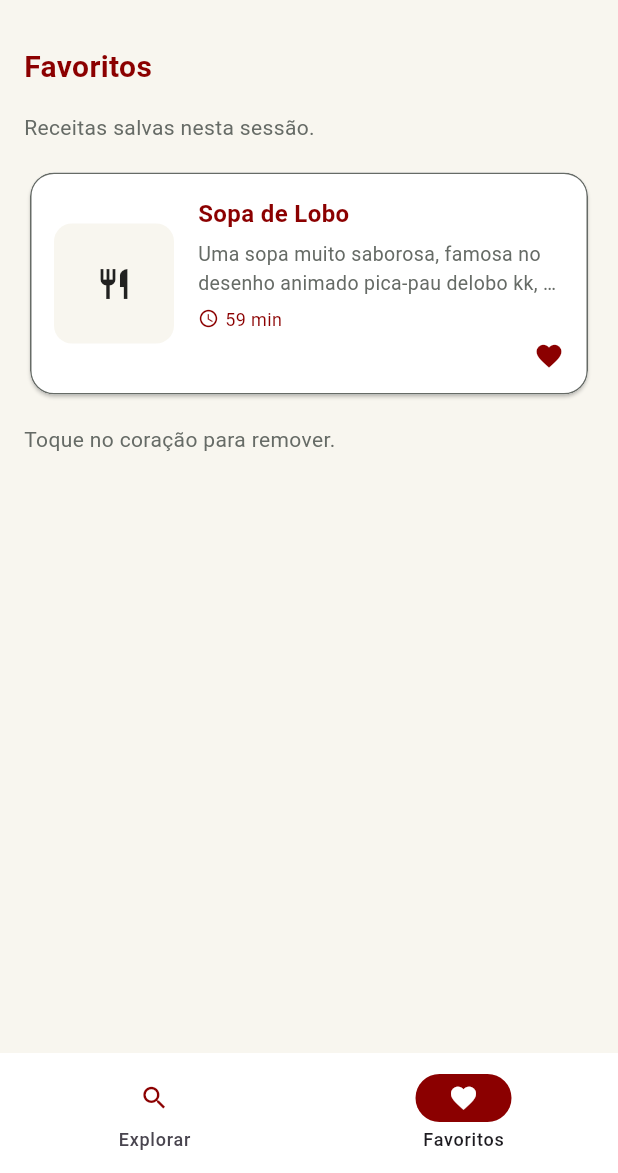
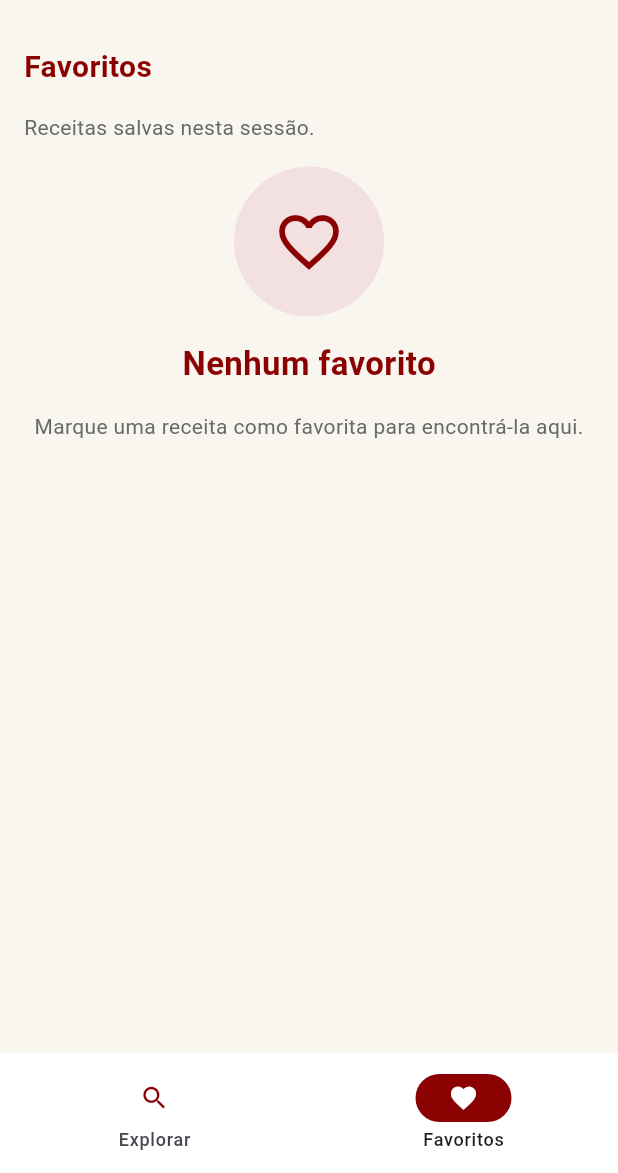
Before and after one commit to PedroAnt06/Flutter-ReceitaHub, a Flutter app: the screen it shows after launch, item 2 of the bottom bar chosen, on a phone screen of 412 x 824 dp, the part 63-1236 px from its top. Run offline on Flutter 3.47's test engine with Material 3 defaults, Android fonts, the phone set to English and light mode, and no system bars; network calls fail.

Commit message:
feat: added favorites saving

```diff
--- /dev/null
+++ b/lib/favoritos.dart
@@ -0,0 +1,20 @@
+// aqui ficam as receitas favoritas
+// como a lista esta fora de qualquer tela, todas as telas que importam esse arquivo enxergam a mesma
+// fica so na memoria: ao fechar o app a lista volta a ficar vazia
+List favoritas = [];
+
+// diz se a receita ja esta nos favoritos
+// compara pelo id porque a API pode mandar a mesma receita de novo (outro objeto, mesmo id)
+// any = "alguma da lista": da true se encontrar pelo menos uma com o mesmo id
+bool ehFavorita(Map receita) {
+  return favoritas.any((favorita) => favorita['id'] == receita['id']);
+}
+
+// clicou no coracao: se ja era favorita tira da lista, se nao era coloca
+void alternarFavorita(Map receita) {
+  if (ehFavorita(receita)) {
+    favoritas.removeWhere((favorita) => favorita['id'] == receita['id']);
+  } else {
+    favoritas.add(receita);
+  }
+}
--- a/lib/screens/tela_favoritos.dart
+++ b/lib/screens/tela_favoritos.dart
@@ -1,13 +1,19 @@
 import 'package:flutter/material.dart';
+import 'package:receita_hub/favoritos.dart';
 
 import '../theme/cores.dart';
-import 'tela_detalhe.dart';
 
 // aba Favoritos: so o corpo da tela, a appbar e a navbar ficam na tela principal
-// por enquanto mostra uma receita fixa (depois vai mostrar so as favoritas de verdade)
-class TelaFavoritos extends StatelessWidget{
+// mostra as receitas que foram favoritadas na tela Explorar (lista do arquivo favoritos.dart)
+// StatefulWidget porque a tela muda quando tira uma receita dos favoritos
+class TelaFavoritos extends StatefulWidget{
   const TelaFavoritos({super.key});
 
+  @override
+  State<TelaFavoritos> createState() => _TelaFavoritosState();
+}
+
+class _TelaFavoritosState extends State<TelaFavoritos> {
   @override
   Widget build(BuildContext context) {
     return SingleChildScrollView(
@@ -27,22 +33,47 @@ class TelaFavoritos extends StatelessWidget{
                 style: TextStyle(fontSize: 14, color: grey)
             ),
 
-            // mesmo card da tela Explorar, so que com o coracao cheio
+            // 1) nenhuma favorita ainda: mostra a mensagem
+            if (favoritas.isEmpty)
+              Center(
+                child: Column(
+                  spacing: 16,
+                  children: [
+
+                    // circulo com o icone
+                    Container(
+                      width: 100,
+                      height: 100,
+                      decoration: const BoxDecoration(
+                        color: rosaClaro,
+                        shape: BoxShape.circle,
+                      ),
+                      child: const Icon(Icons.favorite_border_outlined, size: 48, color: primary),
+                    ),
+
+                    Text(
+                        'Nenhum favorito',
+                        style: TextStyle(fontSize: 22, color: primary, fontWeight: FontWeight.bold)
+                    ),
+                    Text(
+                        'Marque uma receita como favorita para encontrá-la aqui.',
+                        textAlign: TextAlign.center,
+                        style: TextStyle(fontSize: 14, color: grey)
+                    ),
+                  ],
+                ),
+              ),
+
+            // 2) tem favoritas: um card pra cada uma (mesmo card da tela Explorar)
+            // quando a lista esta vazia o for nao mostra nada
+            for (final receita in favoritas)
               Card(
                 color: white,
-              clipBehavior: Clip.antiAlias,
+                clipBehavior: Clip.antiAlias, // a foto fica dentro da borda arredondada
                 shape: RoundedRectangleBorder(
                   borderRadius: BorderRadius.circular(16),
                   side: const BorderSide(color: grey),
                 ),
-
-              child: InkWell(
-                onTap: () {
-                  Navigator.push(
-                    context,
-                    MaterialPageRoute(builder: (context) => const TelaDetalhe()),
-                  );
-                },
 
                 child: Padding(
                   padding: const EdgeInsets.symmetric(horizontal: 16, vertical: 16),
@@ -50,14 +81,24 @@ class TelaFavoritos extends StatelessWidget{
                     spacing: 16,
                     children: [
 
-                      Container(
+                      //Foto da receita (vem da API pelo endereco que esta em receita['image'])
+                      ClipRRect(
+                        borderRadius: BorderRadius.circular(12),
+                        child: Image.network(
+                          receita['image'],
                           width: 80,
                           height: 80,
-                        decoration: BoxDecoration(
+                          fit: BoxFit.cover,
+                          // se a foto nao carregar mostra o iconzinho
+                          errorBuilder: (context, error, stackTrace) {
+                            return Container(
+                              width: 80,
+                              height: 80,
                               color: background,
-                          borderRadius: BorderRadius.circular(12),
+                              child: const Icon(Icons.restaurant),
+                            );
+                          },
                         ),
-                        child: const Icon(Icons.restaurant)
                       ),
 
                       Expanded(
@@ -65,31 +106,47 @@ class TelaFavoritos extends StatelessWidget{
                             spacing: 6,
                             crossAxisAlignment: CrossAxisAlignment.start,
                             children: [
-                              const Text(
-                                'Sopa de Lobo',
+                              Text(
+                                receita['name'],
                                 style: TextStyle(fontSize: 16, color: secondary, fontWeight: FontWeight.bold ),
                               ),
-                              const Text(
-                                'Uma sopa muito saborosa, famosa no desenho animado pica-pau delobo kk, e isso é maravilhosamente extraordinariamente gostoso',
+                              Text(
+                                '${receita['cuisine']} • ${receita['difficulty']}',
                                 style: TextStyle(fontSize: 13, color: grey ),
                                 maxLines: 2,
                                 overflow: TextOverflow.ellipsis,
                               ),
-                              const Row(
+                              Row(
                                 spacing: 4,
                                 children: [
                                   Icon(Icons.access_time, size: 14, color: primary,),
                                   Text(
-                                      '59 min',
+                                      '${receita['prepTimeMinutes'] + receita['cookTimeMinutes']} min',
                                       style: TextStyle(fontSize: 12, color: primary),
                                   ),
                                 ],
                               ),
-                              const Row(
+                              Row(
                                 spacing: 4,
                                 children: [
+                                  Icon(Icons.star, size: 14, color: primary,),
+                                  Text(
+                                      '${receita['rating']}',
+                                      style: TextStyle(fontSize: 12, color: primary),
+                                  ),
                                   Spacer(),
-                                  Icon(Icons.favorite, size: 20, color: primary,), // coracao cheio = favorita
+
+                                  // coracao cheio: clicou, tira dos favoritos e o card some da lista
+                                  IconButton(
+                                    onPressed: () {
+                                      setState(() {
+                                        alternarFavorita(receita);
+                                      });
+                                    },
+                                    padding: const EdgeInsets.all(4),
+                                    constraints: const BoxConstraints(),
+                                    icon: Icon(Icons.favorite, size: 20, color: primary),
+                                  ),
                                 ],
                               )
                             ],
@@ -99,8 +156,9 @@ class TelaFavoritos extends StatelessWidget{
                   ),
                 ),
               ),
-            ),
 
+            // o aviso so aparece se tiver alguma favorita
+            if (favoritas.isNotEmpty)
               Text(
                   'Toque no coração para remover.',
                   style: TextStyle(fontSize: 14, color: grey)
--- a/lib/screens/tela_inicial.dart
+++ b/lib/screens/tela_inicial.dart
@@ -1,4 +1,5 @@
 import 'package:flutter/material.dart';
+import 'package:receita_hub/favoritos.dart';
 import 'package:receita_hub/request.dart';
 import 'package:receita_hub/screens/tela_pesquisa.dart';
 import '../theme/cores.dart';
@@ -256,7 +257,24 @@ class _TelaInicialState extends State<TelaInicial> {
                                       style: TextStyle(fontSize: 12, color: primary),
                                   ),
                                   Spacer(), // TEntei envolver o icone no expanded mas não foi muito eficaz o spacer criou o espaço vazio melhor
-                                  Icon(Icons.favorite_border_outlined, size: 20, color: primary,),
+
+                                  // coracao clicavel: favorita ou desfavorita a receita
+                                  // o setState redesenha a tela pra trocar o icone
+                                  IconButton(
+                                    onPressed: () {
+                                      setState(() {
+                                        alternarFavorita(receita);
+                                      });
+                                    },
+                                    padding: const EdgeInsets.all(4),
+                                    constraints: const BoxConstraints(), // tira o tamanho minimo padrao do botao
+                                    icon: Icon(
+                                      // coracao cheio = favorita, so o contorno = nao favorita
+                                      ehFavorita(receita) ? Icons.favorite : Icons.favorite_border_outlined,
+                                      size: 20,
+                                      color: primary,
+                                    ),
+                                  ),
                                 ],
                               )
                             ],
```
Lines whose indentation alone changed are shown as unchanged.
